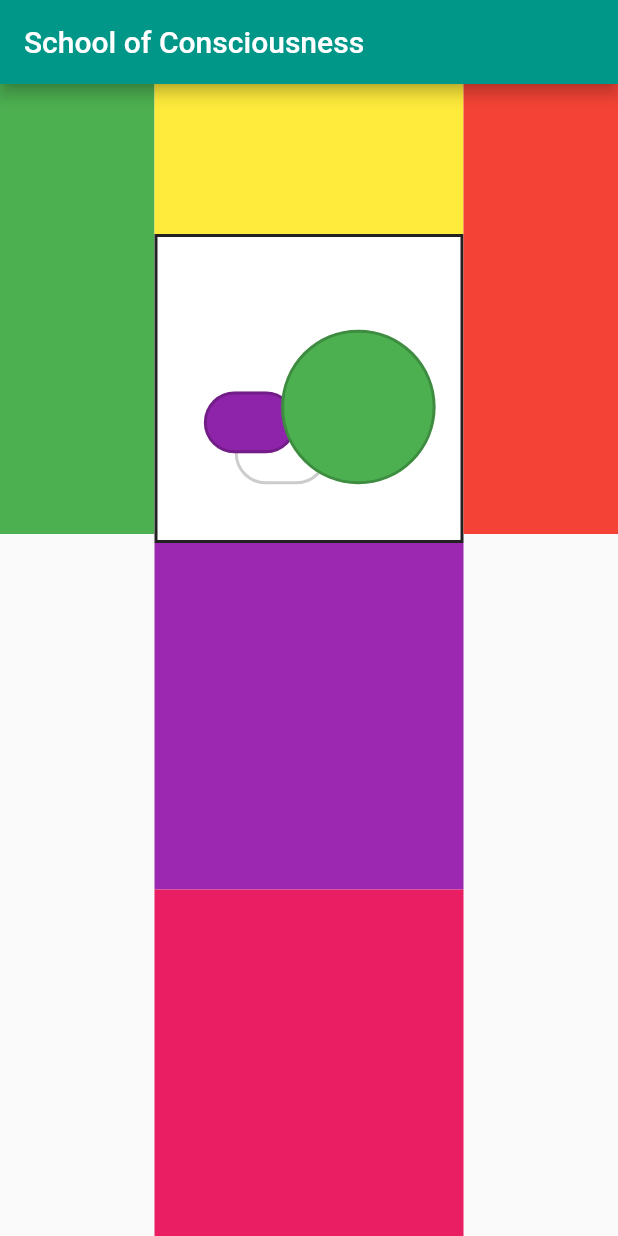
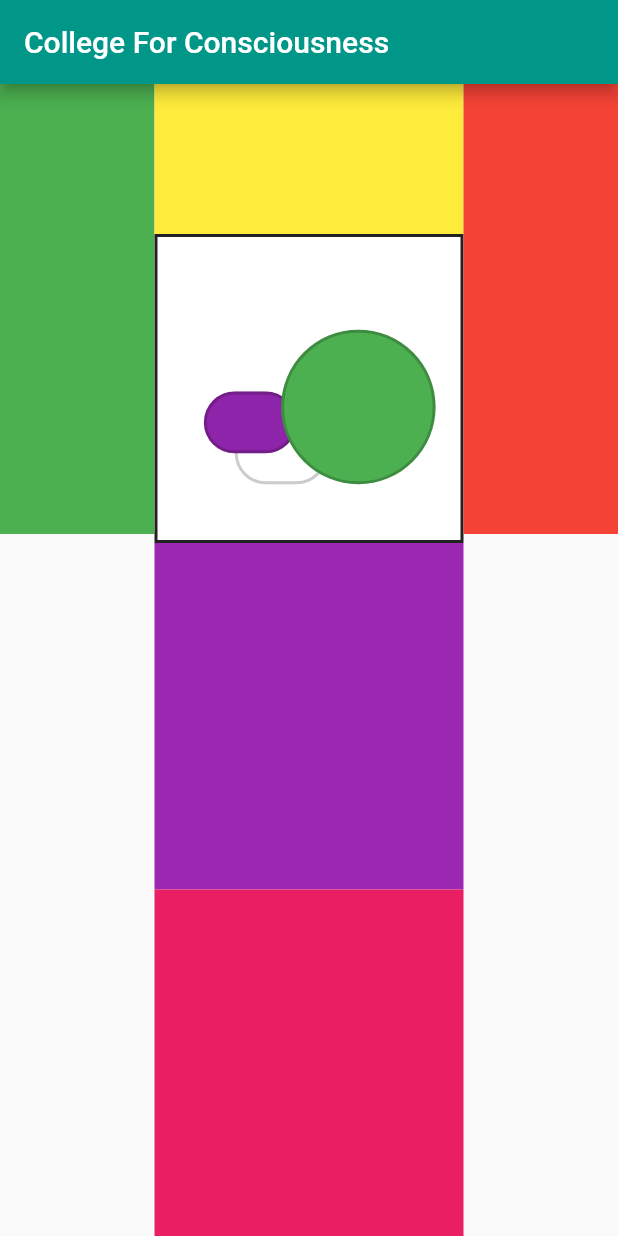
Before and after one commit to justine-nicole/college_for_consciousness, a Flutter app: the ClickableImageMap screen opened directly, on a phone screen of 412 x 824 dp. Run offline on Flutter 3.47's test engine with Material 2 defaults, Android fonts, the phone set to English and light mode, and no system bars.

Commit message:
corrected title

```diff
--- a/lib/main.dart
+++ b/lib/main.dart
@@ -272,7 +272,7 @@ class _ClickableImageMapState extends State<ClickableImageMap> {
     //*****************************************
     return Scaffold(
       appBar: AppBar(
-        title: Text('School of Consciousness'),
+        title: Text('College For Consciousness'),
         backgroundColor: Colors.teal,
       ),
       body: Container(
```
